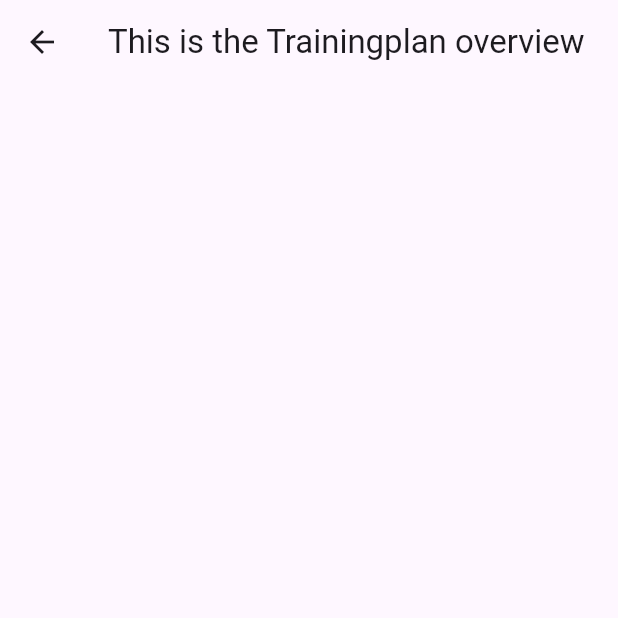
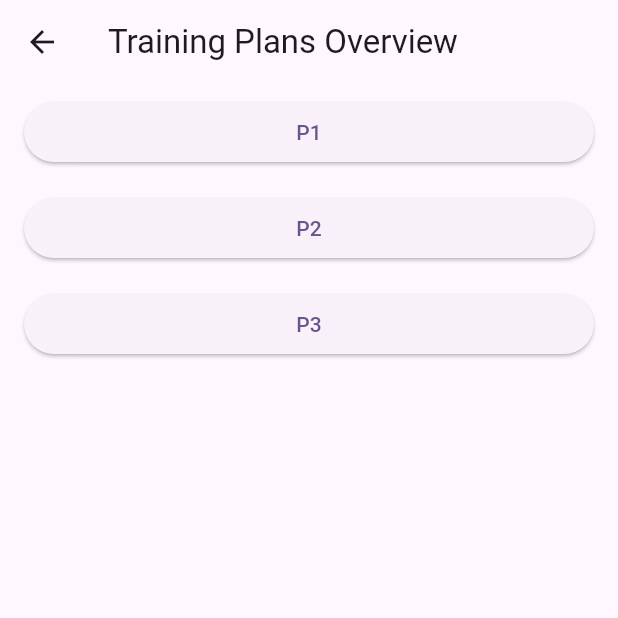
Before and after one commit to mikaZimmermann/golfApp, a Flutter app: the screen it shows after launch, after a tap on "Open Trainingplans", on a phone screen of 412 x 824 dp, the top half of it. Run offline on Flutter 3.47's test engine with Material 2 defaults, Android fonts, the phone set to English and light mode, and no system bars.

Commit message:
dynamic button on training plan overview

```diff
--- a/lib/ExerciseDescription.dart
+++ b/lib/ExerciseDescription.dart
@@ -1,15 +1,12 @@
 import 'package:flutter/material.dart';
 
-class ClassName {
-
-  ClassName(this.name, this.Illustration, this.content, this.repetitions, this.passingThreshold);
-
+class ExerciseDescription {
+  ExerciseDescription(this.name, this.Illustration, this.content,
+      this.repetitions, this.passingThreshold);
 
   final String name;
   final Image Illustration;
   final List<String> content;
   final int repetitions;
   final String passingThreshold;
-
-
 }
--- a/lib/TrainingPlanOverview.dart
+++ b/lib/TrainingPlanOverview.dart
@@ -1,22 +1,36 @@
 import 'package:flutter/material.dart';
 
-class TrainingPlanOverview extends StatefulWidget{
+class TrainingPlanOverview extends StatefulWidget {
   const TrainingPlanOverview({super.key});
 
   @override
   State<TrainingPlanOverview> createState() => _TrainingPlanOverview();
 }
 
-class _TrainingPlanOverview extends State <TrainingPlanOverview>{
-
-
-  @override Widget build(BuildContext context){
+class _TrainingPlanOverview extends State<TrainingPlanOverview> {
+  final List<String> trainingPlans = ['P1', 'P2', 'P3'];
+  @override
+  Widget build(BuildContext context) {
     return Scaffold(
       appBar: AppBar(
-        title: const Text("This is the Trainingplan overview")
+        title: Text('Training Plans Overview'),
       ),
-
+      body: ListView.builder(
+        itemCount: trainingPlans.length,
+        itemBuilder: (BuildContext context, int index) {
+          return Padding(
+            padding: EdgeInsets.symmetric(vertical: 8.0, horizontal: 16.0),
+            child: ElevatedButton(
+              onPressed: () {
+                // Perform actions when the button is pressed
+                // You can navigate to another page or perform any other logic
+                print('Button pressed for ${trainingPlans[index]}');
+              },
+              child: Text(trainingPlans[index]),
+            ),
+          );
+        },
+      ),
     );
-
   }
 }
--- a/lib/main.dart
+++ b/lib/main.dart
@@ -35,37 +35,27 @@ class MyHomePage extends StatefulWidget {
 class _MyHomePageState extends State<MyHomePage> {
   @override
   Widget build(BuildContext context) {
-
     return Scaffold(
       appBar: AppBar(
-
         backgroundColor: Color.fromARGB(255, 200, 3, 158),
         title: Text(widget.title),
-
       ),
-      body:
-      Center(
-        child: Column(
-
-        children:<Widget>[
-         Expanded(
-          child:
-            ElevatedButton(
-            child: const Text('Open Trainingplans'),
-            onPressed: (){
-              Navigator.push(
-                context,
-                MaterialPageRoute(builder: (context) => const TrainingPlanOverview()),
-
-            );
-          }
-        )),
+      body: Center(
+          child: Column(children: <Widget>[
         Expanded(
-          child: ElevatedButton(child: const Text ("Open Settings"),onPressed:(){})
-        )
-        ]
-
-      )),
+            child: ElevatedButton(
+                child: const Text('Open Trainingplans'),
+                onPressed: () {
+                  Navigator.push(
+                    context,
+                    MaterialPageRoute(
+                        builder: (context) => const TrainingPlanOverview()),
+                  );
+                })),
+        Expanded(
+            child: ElevatedButton(
+                child: const Text("Open Settings"), onPressed: () {}))
+      ])),
     );
   } //build
 } //class
```
Also changed, not shown: pubspec.lock.
